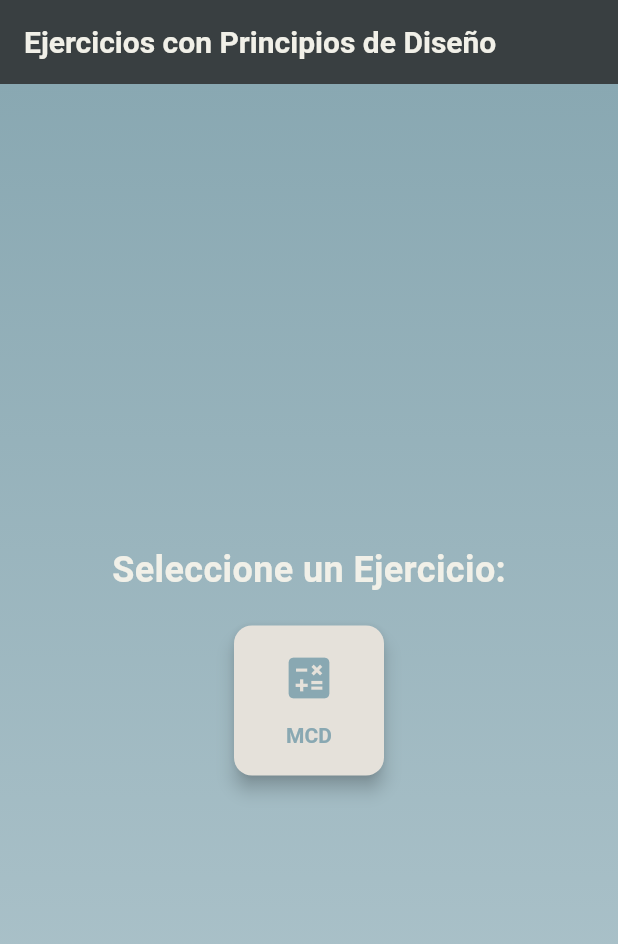
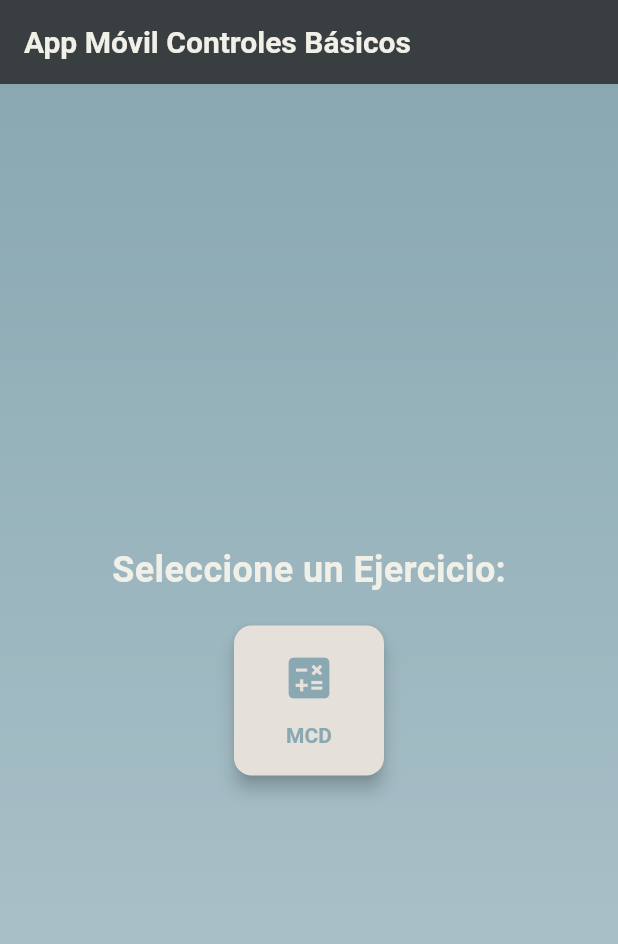
Before and after one commit to pacoquiroga/AppMovil_ControlesBasicos, a Flutter app: the screen it shows after launch, on a phone screen of 412 x 824 dp. Shown: the top 944 px of the screen. Run offline on Flutter 3.47's test engine with Material 3 defaults, Android fonts, the phone set to English and light mode, and no system bars.

Commit message:
Modificacion titulo

```diff
--- a/lib/pages/HomePage.dart
+++ b/lib/pages/HomePage.dart
@@ -11,7 +11,7 @@ class HomePageState extends State<HomePage> {
   Widget build(BuildContext context) {
     return Scaffold(
       appBar: AppBar(
-        title: const Text('Ejercicios con Principios de Diseño'),
+        title: const Text('App Móvil Controles Básicos'),
         backgroundColor: const Color.fromARGB(255, 57, 63, 65),
         titleTextStyle: const TextStyle(
           color: Color(0xFFF1F0E8),
```
